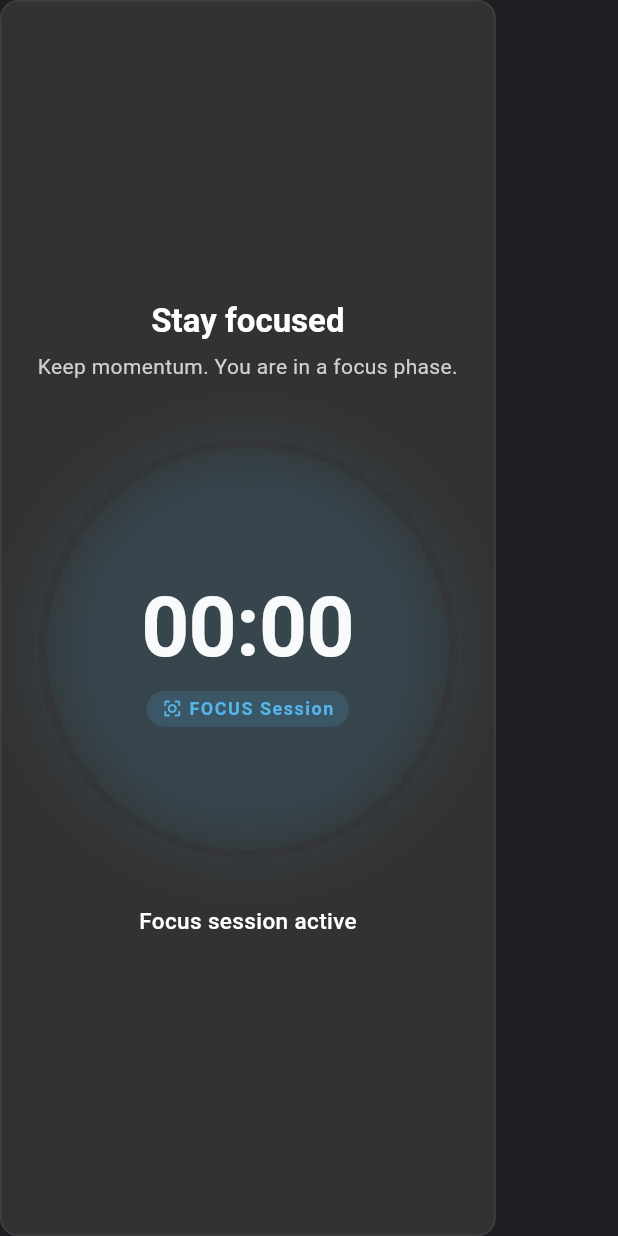
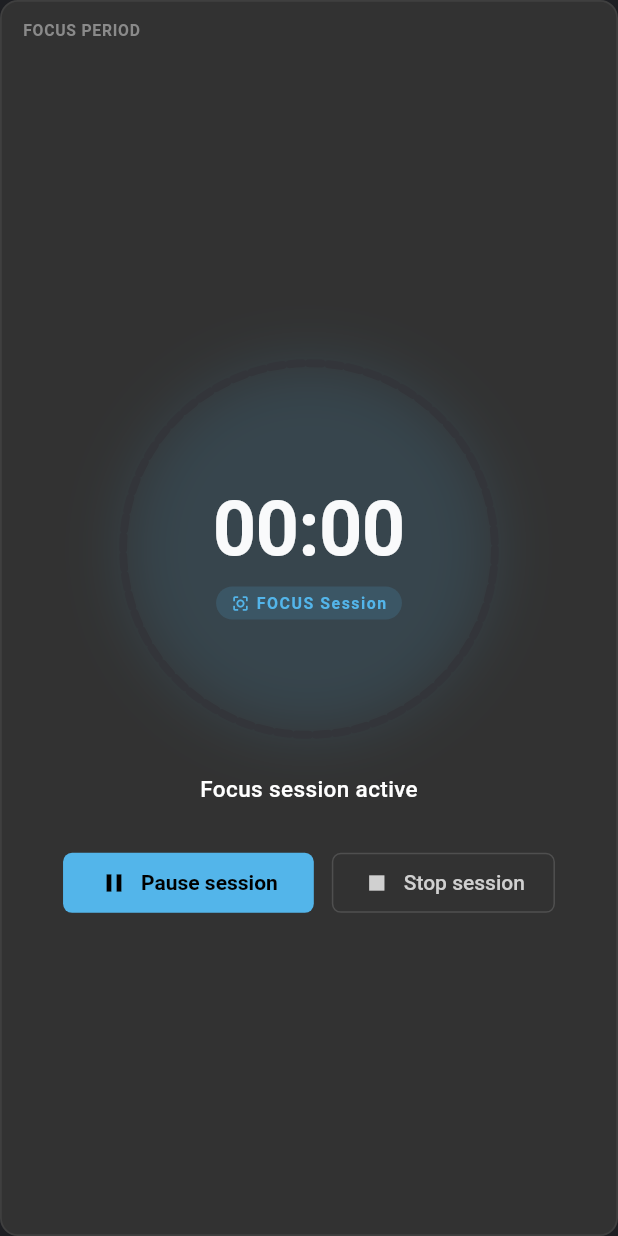
Before and after one commit to Depthabdre/focus_session_for_mac, a Flutter app: the _ActiveSessionContent widget shown alone on an empty page, opened directly with empty values, on a phone screen of 412 x 824 dp. Run offline on Flutter 3.47's test engine with Material 3 defaults, Android fonts, the phone set to English and light mode, and no system bars; our stand-ins replace audioplayers, equatable, flutter_bloc, get_it, shared_preferences; missing offline and left inert: local_notifier, window_manager; accounts and stored records are empty.

Commit message:
ui: refine focus timer layout, fix overflow, and position phase label at top-left

```diff
--- a/lib/features/timer/presentation/pages/focus_home_page.dart
+++ b/lib/features/timer/presentation/pages/focus_home_page.dart
@@ -73,6 +73,7 @@ class _FocusHomePageState extends State<FocusHomePage> {
                             ),
                             const SizedBox(height: 16),
                             Expanded(
+                              child: SingleChildScrollView(
                                 child: timerState.status == TimerStatus.running ||
                                         timerState.status == TimerStatus.paused
                                     ? _ActiveSessionContent(
@@ -82,6 +83,11 @@ class _FocusHomePageState extends State<FocusHomePage> {
                                         selectedMinutes: _selectedMinutes,
                                         focusDuration: settings.focusDurationMinutes,
                                         breakDuration: settings.breakDurationMinutes,
+                                        onMinutesChanged: (int newMinutes) {
+                                          setState(() {
+                                            _selectedMinutes = newMinutes.clamp(5, 720);
+                                          });
+                                        },
                                         onMinusTap: () {
                                           setState(() {
                                             _selectedMinutes =
@@ -108,26 +114,10 @@ class _FocusHomePageState extends State<FocusHomePage> {
                                         },
                                       ),
                               ),
-                            if (timerState.status == TimerStatus.running ||
-                                timerState.status == TimerStatus.paused)
-                              Padding(
-                                padding: const EdgeInsets.only(bottom: 32),
-                                child: TimerControls(
-                                  status: timerState.status,
-                                  onPause: () => context.read<TimerBloc>().add(
-                                        const TimerPaused(),
-                                      ),
-                                  onResume: () => context.read<TimerBloc>().add(
-                                        const TimerResumed(),
-                                      ),
-                                  onStop: () => context.read<TimerBloc>().add(
-                                        const TimerStopped(),
-                                      ),
-                                ),
                             ),
                             if (timerState.status == TimerStatus.completed)
                               Padding(
-                                padding: const EdgeInsets.only(bottom: 20),
+                                padding: const EdgeInsets.only(top: 20, bottom: 20),
                                 child: Text(
                                   'Completed. Great focus streak.',
                                   textAlign: TextAlign.center,
@@ -154,6 +144,7 @@ class _NoSessionContent extends StatefulWidget {
     required this.selectedMinutes,
     required this.focusDuration,
     required this.breakDuration,
+    required this.onMinutesChanged,
     required this.onMinusTap,
     required this.onPlusTap,
     required this.onStartTap,
@@ -162,6 +153,7 @@ class _NoSessionContent extends StatefulWidget {
   final int selectedMinutes;
   final int focusDuration;
   final int breakDuration;
+  final ValueChanged<int> onMinutesChanged;
   final VoidCallback onMinusTap;
   final VoidCallback onPlusTap;
   final Function(bool skipBreaks) onStartTap;
@@ -172,6 +164,43 @@ class _NoSessionContent extends StatefulWidget {
 
 class _NoSessionContentState extends State<_NoSessionContent> {
   bool _skipBreaks = false;
+  late TextEditingController _minutesController;
+  final FocusNode _minutesFocusNode = FocusNode();
+
+  @override
+  void initState() {
+    super.initState();
+    _minutesController = TextEditingController(text: widget.selectedMinutes.toString());
+    _minutesFocusNode.addListener(() {
+      if (!_minutesFocusNode.hasFocus) {
+        _submitMinutes();
+      }
+    });
+  }
+
+  @override
+  void didUpdateWidget(covariant _NoSessionContent oldWidget) {
+    super.didUpdateWidget(oldWidget);
+    if (oldWidget.selectedMinutes != widget.selectedMinutes && !_minutesFocusNode.hasFocus) {
+      _minutesController.text = widget.selectedMinutes.toString();
+    }
+  }
+
+  @override
+  void dispose() {
+    _minutesController.dispose();
+    _minutesFocusNode.dispose();
+    super.dispose();
+  }
+
+  void _submitMinutes() {
+    final int? parsed = int.tryParse(_minutesController.text);
+    if (parsed != null && parsed > 0) {
+      widget.onMinutesChanged(parsed);
+    } else {
+      _minutesController.text = widget.selectedMinutes.toString();
+    }
+  }
 
   @override
   Widget build(BuildContext context) {
@@ -235,13 +264,24 @@ class _NoSessionContentState extends State<_NoSessionContent> {
                   child: Column(
                     mainAxisAlignment: MainAxisAlignment.center,
                     children: <Widget>[
-                      Text(
-                        '${widget.selectedMinutes}',
+                      IntrinsicWidth(
+                        child: TextField(
+                          controller: _minutesController,
+                          focusNode: _minutesFocusNode,
+                          keyboardType: TextInputType.number,
+                          textAlign: TextAlign.center,
+                          onSubmitted: (_) => _submitMinutes(),
                           style: const TextStyle(
                             fontSize: 42,
                             fontWeight: FontWeight.w400,
                             color: Colors.white,
                             height: 1,
+                          ),
+                          decoration: const InputDecoration(
+                            border: InputBorder.none,
+                            isDense: true,
+                            contentPadding: EdgeInsets.zero,
+                          ),
                         ),
                       ),
                       const SizedBox(height: 4),
@@ -375,11 +415,30 @@ class _ActiveSessionContent extends StatelessWidget {
 
   @override
   Widget build(BuildContext context) {
-    final bool isBreak = timerState.currentPhaseType == SessionPhaseType.breakTime;
-    final String headline = isBreak ? 'Break time' : 'Stay focused';
-    final String subtitle = isBreak
-        ? 'Step away for a short recharge.'
-        : 'Keep momentum. You are in a focus phase.';
+    final List<SessionPhase> phases = timerState.phases;
+    final int currentIndex = timerState.currentPhaseIndex;
+    final SessionPhaseType currentPhaseType = timerState.currentPhaseType;
+
+    int focusCount = 0;
+    int breakCount = 0;
+    int currentFocusIndex = 0;
+    int currentBreakIndex = 0;
+
+    for (int i = 0; i < phases.length; i++) {
+      if (phases[i].type == SessionPhaseType.focus) {
+        focusCount++;
+        if (i <= currentIndex) currentFocusIndex = focusCount;
+      } else {
+        breakCount++;
+        if (i <= currentIndex) currentBreakIndex = breakCount;
+      }
+    }
+
+    final bool isBreak = currentPhaseType == SessionPhaseType.breakTime;
+
+    final String headline = isBreak
+        ? (breakCount > 1 ? 'Break ($currentBreakIndex of $breakCount)' : 'Break period')
+        : (focusCount > 1 ? 'Focus period ($currentFocusIndex of $focusCount)' : 'Focus period');
 
     return Container(
       decoration: BoxDecoration(
@@ -387,35 +446,38 @@ class _ActiveSessionContent extends StatelessWidget {
         borderRadius: BorderRadius.circular(12),
         border: Border.all(color: const Color(0xFF3F3F3F), width: 1.2),
       ),
-      padding: const EdgeInsets.symmetric(horizontal: 24, vertical: 36),
+      child: Stack(
+        children: [
+          Positioned(
+            top: 12,
+            left: 14,
+            child: Text(
+              headline.toUpperCase(),
+              style: const TextStyle(
+                fontWeight: FontWeight.w600,
+                color: Color(0xFF8A8A8A),
+                fontSize: 10.5,
+                letterSpacing: 0.5,
+              ),
+            ),
+          ),
+          Padding(
+            padding: const EdgeInsets.only(left: 24, right: 24, top: 48, bottom: 24),
             child: Column(
               mainAxisAlignment: MainAxisAlignment.center,
               children: <Widget>[
-          Text(
-            headline,
-            textAlign: TextAlign.center,
-            style: Theme.of(context).textTheme.headlineMedium?.copyWith(
-                  fontWeight: FontWeight.w600,
-                  color: Colors.white,
-                  fontSize: 22,
-                ),
-          ),
-          const SizedBox(height: 8),
-          Text(
-            subtitle,
-            textAlign: TextAlign.center,
-            style: Theme.of(context).textTheme.bodyMedium?.copyWith(
-                  color: const Color(0xFFD0D0D0),
-                  fontSize: 14,
-                ),
-          ),
-          const SizedBox(height: 38),
-          CircularProgressTimer(
+                LayoutBuilder(
+                  builder: (context, constraints) {
+                    final double size = (constraints.maxWidth * 0.7).clamp(200.0, 260.0);
+                    return CircularProgressTimer(
                       remainingSeconds: timerState.remainingSeconds,
                       totalSeconds: timerState.currentPhaseTotalSeconds,
                       phaseType: timerState.currentPhaseType,
+                      size: size,
+                    );
+                  }
                 ),
-          const SizedBox(height: 32),
+                const SizedBox(height: 24),
                 Text(
                   timerState.status == TimerStatus.paused ? 'Paused' : 'Focus session active',
                   style: const TextStyle(
@@ -424,6 +486,22 @@ class _ActiveSessionContent extends StatelessWidget {
                     color: Colors.white,
                   ),
                 ),
+                const SizedBox(height: 32),
+                TimerControls(
+                  status: timerState.status,
+                  onPause: () => context.read<TimerBloc>().add(
+                        const TimerPaused(),
+                      ),
+                  onResume: () => context.read<TimerBloc>().add(
+                        const TimerResumed(),
+                      ),
+                  onStop: () => context.read<TimerBloc>().add(
+                        const TimerStopped(),
+                      ),
+                ),
+              ],
+            ),
+          ),
         ],
       ),
     );
--- a/lib/features/timer/presentation/widgets/circular_progress_timer.dart
+++ b/lib/features/timer/presentation/widgets/circular_progress_timer.dart
@@ -10,11 +10,13 @@ class CircularProgressTimer extends StatefulWidget {
     required this.remainingSeconds,
     required this.totalSeconds,
     required this.phaseType,
+    this.size = 280.0,
   });
 
   final int remainingSeconds;
   final int totalSeconds;
   final SessionPhaseType phaseType;
+  final double size;
 
   @override
   State<CircularProgressTimer> createState() => _CircularProgressTimerState();
@@ -50,8 +52,8 @@ class _CircularProgressTimerState extends State<CircularProgressTimer> with Sing
         : const Color(0xFF53B5EA); // Modern Windows 11 focus blue
 
     return SizedBox(
-      width: 280,
-      height: 280,
+      width: widget.size,
+      height: widget.size,
       child: Stack(
         alignment: Alignment.center,
         children: <Widget>[
@@ -60,8 +62,8 @@ class _CircularProgressTimerState extends State<CircularProgressTimer> with Sing
             animation: _pulseController,
             builder: (context, child) {
               return Container(
-                width: 250,
-                height: 250,
+                width: widget.size * 0.9,
+                height: widget.size * 0.9,
                 decoration: BoxDecoration(
                   shape: BoxShape.circle,
                   boxShadow: [
@@ -77,13 +79,13 @@ class _CircularProgressTimerState extends State<CircularProgressTimer> with Sing
           ),
           // Segmented Progress Circle
           CustomPaint(
-            size: const Size(280, 280),
+            size: Size(widget.size, widget.size),
             painter: SegmentedCircularProgressPainter(
               progress: progress,
               activeColor: activeColor,
               inactiveColor: const Color(0xFF33353A),
               segmentCount: 60, // 60 ticks around the clock!
-              strokeWidth: 6,
+              strokeWidth: widget.size * 0.021,
             ),
           ),
           // Inner Timer Text Layout
@@ -92,12 +94,12 @@ class _CircularProgressTimerState extends State<CircularProgressTimer> with Sing
             children: <Widget>[
               Text(
                 formatSecondsToMmSs(widget.remainingSeconds),
-                style: const TextStyle(
-                  fontSize: 56,
+                style: TextStyle(
+                  fontSize: widget.size * 0.2,
                   fontWeight: FontWeight.w600,
-                  color: Color(0xFFF9FAFB),
+                  color: const Color(0xFFF9FAFB),
                   letterSpacing: -0.5,
-                  fontFeatures: [FontFeature.tabularFigures()],
+                  fontFeatures: const [FontFeature.tabularFigures()],
                 ),
               ),
               const SizedBox(height: 4),
@@ -114,7 +116,7 @@ class _CircularProgressTimerState extends State<CircularProgressTimer> with Sing
                       widget.phaseType == SessionPhaseType.breakTime
                           ? Icons.coffee_outlined
                           : Icons.center_focus_strong_outlined,
-                      size: 14,
+                      size: widget.size * 0.05,
                       color: activeColor,
                     ),
                     const SizedBox(width: 4),
@@ -122,7 +124,7 @@ class _CircularProgressTimerState extends State<CircularProgressTimer> with Sing
                       widget.phaseType == SessionPhaseType.breakTime ? 'BREAK Phase' : 'FOCUS Session',
                       style: TextStyle(
                         letterSpacing: 1.0,
-                        fontSize: 12,
+                        fontSize: widget.size * 0.042,
                         color: activeColor,
                         fontWeight: FontWeight.w600,
                       ),
```
Also changed, not shown: lib/features/timer/domain/usecases/calculate_chunks_usecase.dart (+11 -3 lines). Lines whose indentation alone changed are shown as unchanged.
